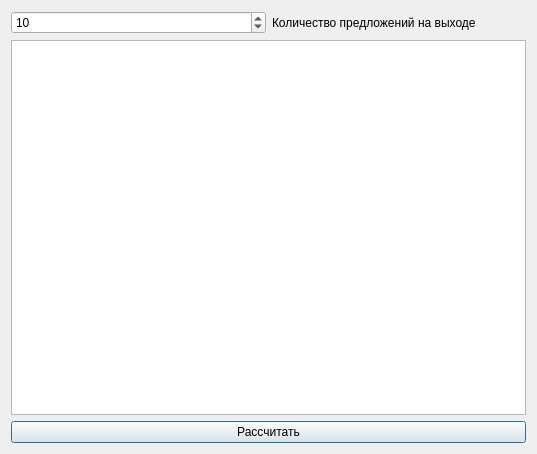
Above: sources/DialogAnnotationMaker.ui from AndreyTulyakov/TextStageProcessor before the change. Below: the same form after it.
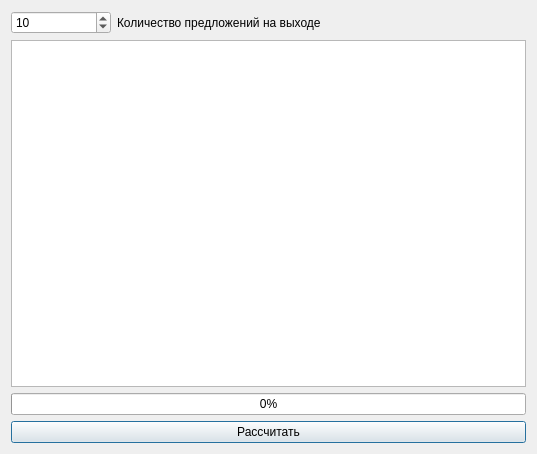
That is the form after the change.

Commit message: Авт.Аннотир - в отдельный поток, интерфейс не виснет более.

```diff
--- a/sources/DialogAnnotationMaker.ui
+++ b/sources/DialogAnnotationMaker.ui
@@ -18,6 +18,12 @@
     <layout class="QHBoxLayout" name="horizontalLayout">
      <item>
       <widget class="QSpinBox" name="spinBoxOutputSentenceCount">
+       <property name="maximumSize">
+        <size>
+         <width>100</width>
+         <height>16777215</height>
+        </size>
+       </property>
        <property name="minimum">
         <number>1</number>
        </property>
@@ -45,6 +51,13 @@
      </property>
     </widget>
    </item>
+   <item>
+    <widget class="QProgressBar" name="progressBar">
+     <property name="value">
+      <number>0</number>
+     </property>
+    </widget>
+   </item>
    <item>
     <widget class="QPushButton" name="buttonProcess">
      <property name="text">
```
The commit also changes 2 other files.
